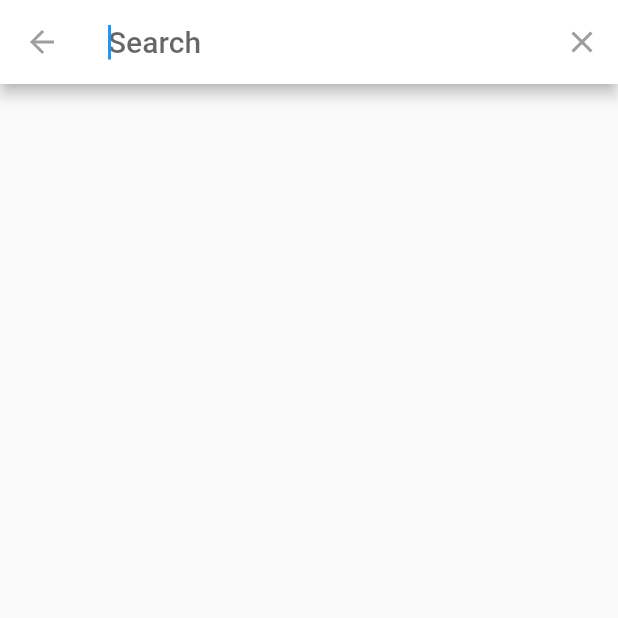
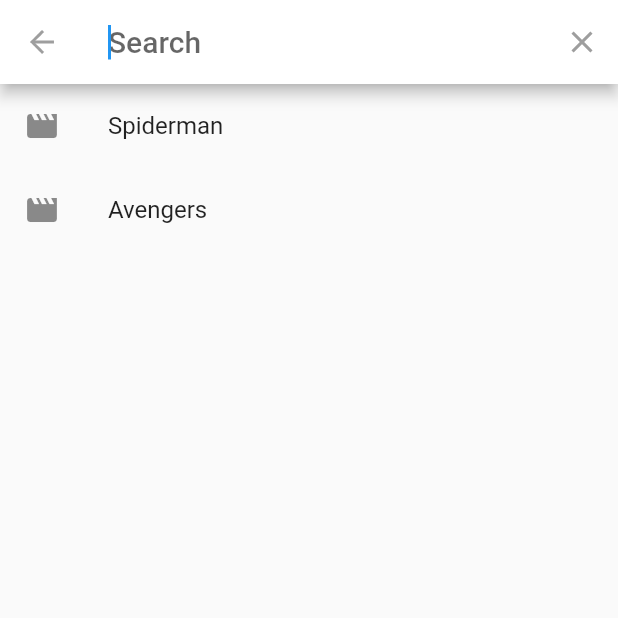
Before and after one commit to JonnyIvan24/peliculas_flutter, a Flutter app: the screen it shows after launch, after a tap on the "search" icon, on a phone screen of 412 x 824 dp, the top half of it. Run offline on Flutter 3.47's test engine with Material 2 defaults, Android fonts, the phone set to English and light mode, and no system bars; our stand-ins replace flutter_swiper; network calls fail.

```diff
--- a/lib/src/search/search_delegate.dart
+++ b/lib/src/search/search_delegate.dart
@@ -5,6 +5,12 @@ Se ne cesita crear una clase que extienda de la clase SearchDelegate e implement
 */
 
 class DataSearch extends SearchDelegate {
+
+  String seleccion = '';
+
+  final peliculas = ['Spiderman', 'Avengers', 'Shazam', 'El rey leon', 'X men'];
+
+  final peliculasRecientes = ['Spiderman', 'Avengers'];
 
   @override
   List<Widget> buildActions(BuildContext context) {
@@ -38,13 +44,43 @@ class DataSearch extends SearchDelegate {
   @override
   Widget buildResults(BuildContext context) {
     // Es a instrucción que crea los resultados a mostrar
-    return Container();
+    return Center(
+      child: Container(
+        height: 100.0,
+        width: 100.0,
+        color: Colors.lightBlueAccent,
+        child: Text(seleccion),
+      ),
+    );
   }
 
   @override
   Widget buildSuggestions(BuildContext context) {
     // Son las sugerencias que aparecen al ir escribiendo
-    return Container();
+
+    // se crea una variable para asignar los valores o posibles sugerencias
+    // si esta vacio retornamos la lsta de peliculas recientes
+    // si hay info en el query hacemos la busqueda en la lista de peliculas
+    final listaSugerida = (query.isEmpty)
+                ? peliculasRecientes
+                : peliculas.where(
+                  (p) => p.toLowerCase().startsWith(query.toLowerCase())
+                  ).toList();
+
+    return ListView.builder(
+      itemCount: listaSugerida.length,
+      itemBuilder: (context, i) {
+        return ListTile(
+          leading: Icon(Icons.movie),
+          title: Text(listaSugerida[i]),
+          onTap: () {
+            seleccion = listaSugerida[i];
+            // showResults construye los resultados
+            showResults(context);
+          },
+        );
+      },
+    );
   }
 
 }
```
